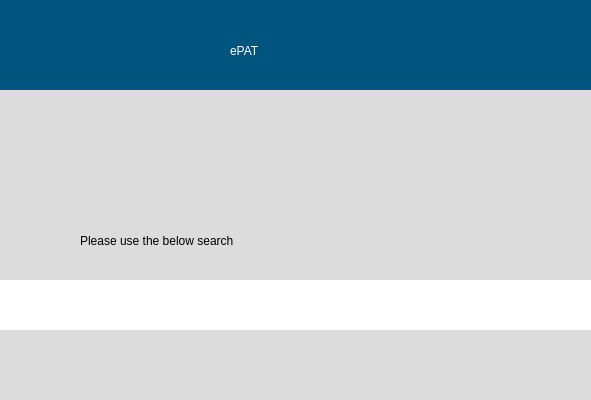
Qt form src/user_interface/english_start.ui (eppenney/eBook-Perpetual-Access-Rights-Tracker) before a commit; both pictures show x 310 to 901 and y 0 to 400 of the 1176 by 796 pixel window.
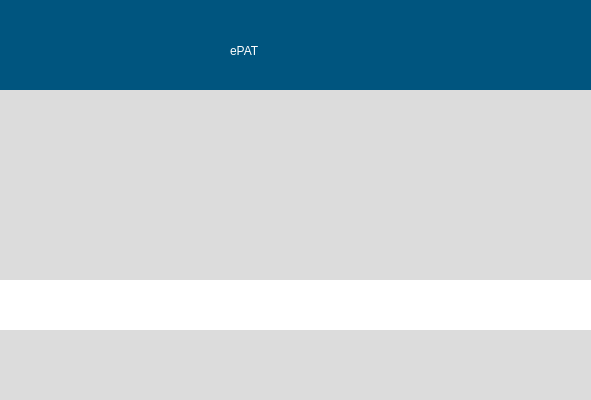
The same form after that commit. Icons and pictures are not drawn.

Commit message: There are alot of changes in the uI. Also now there is welcomeScreen that should be saving the settings before opening the file. Made a small change in the settingsWheel on the startScreen which shall rotate when hover over it just a small change.

What changed in the file:
```diff
--- a/src/user_interface/english_start.ui
+++ b/src/user_interface/english_start.ui
@@ -159,22 +159,6 @@
      <string>Clear</string>
     </property>
    </widget>
-   <widget class="QLabel" name="label_2">
-    <property name="geometry">
-     <rect>
-      <x>410</x>
-      <y>210</y>
-      <width>431</width>
-      <height>61</height>
-     </rect>
-    </property>
-    <property name="styleSheet">
-     <string notr="true">font: 75 20pt &quot;Arial&quot;;</string>
-    </property>
-    <property name="text">
-     <string>Please use the below search </string>
-    </property>
-   </widget>
    <widget class="QPushButton" name="pushButton">
     <property name="geometry">
      <rect>
```
The commit also changes 13 other files.
